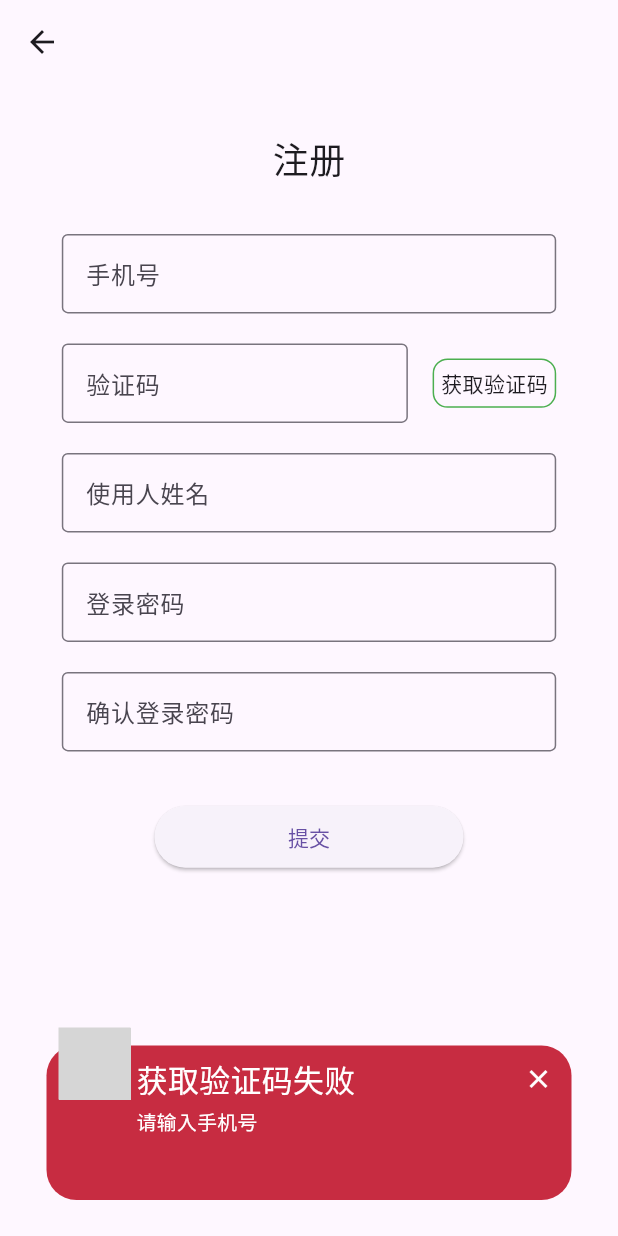
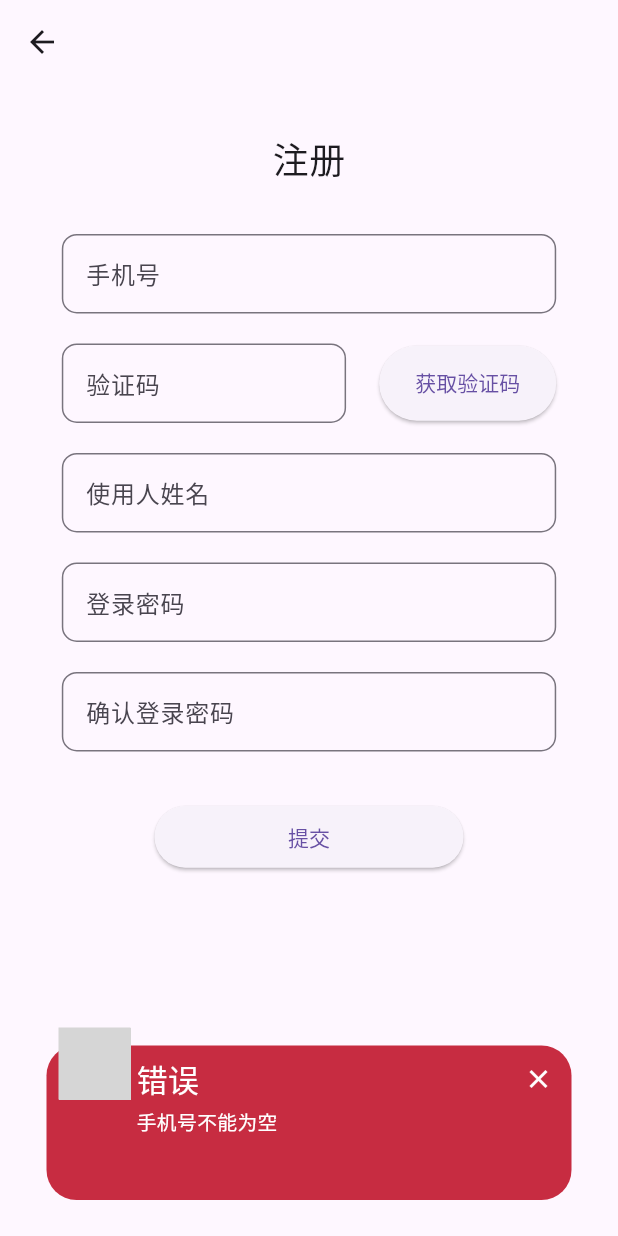
Before and after one commit to FutureYL3/takeout-app, a Flutter app: the SignUpPage screen opened directly, after a tap on "获取验证码", on a phone screen of 412 x 824 dp. Run offline on Flutter 3.47's test engine with Material 3 defaults, Android fonts, the phone set to English and light mode, and no system bars; drawn by our look-alikes of awesome_snackbar_content; our stand-ins replace dio, flutter_secure_storage, get, image_picker, permission_handler, shared_preferences; missing offline and left inert: flutter_phone_direct_caller; accounts and stored records are empty; grey boxes are pictures that could not be loaded.

Commit message:
完全完成第一阶段联调

```diff
--- a/lib/login/login_page.dart
+++ b/lib/login/login_page.dart
@@ -136,7 +136,7 @@ class _LoginPageState extends State<LoginPage> {
                       SizedBox(height: MediaQuery.sizeOf(context).height * 0.02),
                       GestureDetector(
                         onTap: () {
-                          Get.off(() => const PhoneLoginPage());
+                          Get.to(() => const PhoneLoginPage());
                         },
                         child: const Text(
                           '手机号一键登录',
--- a/lib/main.dart
+++ b/lib/main.dart
@@ -7,7 +7,7 @@ import 'welcome/welcome_page.dart';
 import 'home/home_page.dart';
 
 
-void main() async{
+void main() async {
   // 确保 Flutter 框架已初始化
   WidgetsFlutterBinding.ensureInitialized();
   // 初始化控制器
@@ -16,7 +16,7 @@ void main() async{
   runApp(MyApp(isLogin));
 }
 
-Future<bool> getLoginStatus() async{
+Future<bool> getLoginStatus() async {
   final SharedPreferences prefs = await SharedPreferences.getInstance();
   return prefs.getBool("Login_Status") ?? false;
   // return true;
--- a/lib/personal-info/area_management_page.dart
+++ b/lib/personal-info/area_management_page.dart
@@ -56,7 +56,7 @@ class _AreaManagementPageState extends State<AreaManagementPage> {
     }
     if (response['code'] == 1) {
       final String? tempDeliveryArea = response['data']['location'];
-      final String? tempSchoolName = response['data']['university'];
+      final String? tempSchoolName = response['data']['college'];
       setState(() {
         deliveryArea = tempDeliveryArea;
         schoolName = tempSchoolName;
--- a/lib/personal-info/personal_info_apis.dart
+++ b/lib/personal-info/personal_info_apis.dart
@@ -199,11 +199,11 @@ class PersonalInfoApiService {
     String endDate = DateFormat('yyyy-MM-dd').format(now);
     try {
       Response response = await dio.get('/courier/viewEarningsHistory', queryParameters: {
-        'phone': phone,
+        // 'phone': phone,
         'start': startDate,
         'end': endDate,
-        'like': like,
-        'type': type,
+        'number': like,
+        // 'type': null,
       });
 
       return response.data;
--- a/lib/signup/sign_up_page.dart
+++ b/lib/signup/sign_up_page.dart
@@ -1,3 +1,5 @@
+import 'dart:async';
+
 import 'package:flutter/material.dart';
 import 'package:get/get.dart';
 import 'package:awesome_snackbar_content/awesome_snackbar_content.dart';
@@ -23,28 +25,54 @@ class _SignUpPageState extends State<SignUpPage> {
 
   final CommonUtilsApiService utils = CommonUtilsApiService();
 
-  void getValidationCode() async {
-    String phoneNumber = _phoneController.text;
+  int _countdown = 60;
+  Timer? _timer;
+  bool _canResend = true;
+
+  // 开始倒计时
+  void _startCountdown() async {
     RegExp regTel = RegExp(r'^(13[0-9]|14[01456879]|15[0-35-9]|16[2567]|17[0-8]|18[0-9]|19[0-35-9])\d{8}$');
-    if (phoneNumber.isEmpty) {
-      showSnackBar('获取验证码失败', '请输入手机号', ContentType.failure, context);
+
+    if (_phoneController.text.isEmpty) {
+      showSnackBar('错误', '手机号不能为空', ContentType.failure, context);
       return;
     }
-    if (!regTel.hasMatch(phoneNumber)) {
-      showSnackBar('获取验证码失败', '请输入正确的手机号', ContentType.failure, context);
+
+    if (!regTel.hasMatch(_phoneController.text)) {
+      showSnackBar('错误', '请输入正确的手机号', ContentType.failure, context);
       return;
     }
-    // 发送请求
-    Map<String, dynamic> response = await utils.getValidationCode(phoneNumber);
-    if (response['code'] == 20000 || response['code'] == 20001) {
-      // 获取成功
-      showSnackBar('获取验证码成功', '已发送验证码', ContentType.success, context);
+
+    // 获取验证码
+    Map<String, dynamic> response = await utils.getValidationCode(_phoneController.text);
+
+    if (response['error'] == true) {
+      showSnackBar('错误', '网络错误，请检查网络连接', ContentType.failure, context);
       return;
     }
-    // 提交失败
-    showSnackBar('获取验证码失败', response['msg']?? '', ContentType.failure, context);
+    if (response['code'] == 20000 || response['code'] == 20001) {
+      showSnackBar('成功', "已发送验证码", ContentType.success, context);
+    } else {
+      showSnackBar('错误', response['msg'], ContentType.failure, context);
+      return;
+    }
+
+    setState(() {
+      _canResend = false;
+      _countdown = 60;
+    });
+
+    _timer = Timer.periodic(const Duration(seconds: 1), (timer) {
+      setState(() {
+        if (_countdown > 0) {
+          _countdown--;
+        } else {
+          _canResend = true;
+          _timer?.cancel();
+        }
+      });
+    });
   }
-
 
   @override
   Widget build(BuildContext context) {
@@ -68,10 +96,14 @@ class _SignUpPageState extends State<SignUpPage> {
                     children: [
                       TextFormField(
                         style: const TextStyle(fontSize: 14),
-                        decoration: const InputDecoration(
+                        decoration: InputDecoration(
                           labelText: '手机号',
                           hintText: "请输入手机号",
-                          border: OutlineInputBorder()
+                          border: OutlineInputBorder(
+                            borderRadius: BorderRadius.circular(10),
+                            borderSide: const BorderSide(color: Colors.grey),
+                          ),
+                          // filled: true,
                         ),
                         controller: _phoneController,
                         validator: (value) {
@@ -88,15 +120,19 @@ class _SignUpPageState extends State<SignUpPage> {
                       const SizedBox(height: 20,),
                       Row(
                         crossAxisAlignment: CrossAxisAlignment.center,
+                        mainAxisAlignment: MainAxisAlignment.spaceBetween,
                         children: [
                           SizedBox(
-                            width: MediaQuery.of(context).size.width * 0.56,
+                            width: MediaQuery.of(context).size.width * 0.46,
                             child: TextFormField(
                               style: const TextStyle(fontSize: 14),
-                              decoration: const InputDecoration(
+                              decoration: InputDecoration(
                                 labelText: '验证码',
                                 hintText: "请输入验证码",
-                                border: OutlineInputBorder()
+                                border: OutlineInputBorder(
+                                  borderRadius: BorderRadius.circular(10),
+                                  borderSide: const BorderSide(color: Colors.grey),
+                                ),
                               ),
                               controller: _codeController,
                               validator: (value) {
@@ -108,31 +144,27 @@ class _SignUpPageState extends State<SignUpPage> {
                             ),
                           ),
                           SizedBox(width: MediaQuery.of(context).size.width * 0.04),
-                          GestureDetector(
-                            onTap: getValidationCode,
-                            child: Container(
-                              // margin: EdgeInsets.only(top: MediaQuery.of(context).size.height * 0.02),1
-                              alignment: Alignment.center,
-                              height: MediaQuery.of(context).size.height * 0.04,
-                              width: MediaQuery.of(context).size.width * 0.2,
-                              decoration: BoxDecoration(
-                                borderRadius: BorderRadius.circular(10),
-                                border: Border.all(color: Colors.green),
-                              ),
-                              child: const Text(
-                                "获取验证码",
-                              ),
+                          ElevatedButton(
+                            onPressed: _canResend ? _startCountdown : null,
+                            style: ElevatedButton.styleFrom(
+                              minimumSize: Size(MediaQuery.of(context).size.width * 0.2, 50),
+                              // maximumSize: const Size(120, 50),
+                              textStyle: const TextStyle(fontSize: 14),
                             ),
-                          )
+                            child: Text(_canResend ? '获取验证码' : '(${_countdown}s)'),
+                          ),
                         ],
                       ),
                       const SizedBox(height: 20,),
                       TextFormField(
                         style: const TextStyle(fontSize: 14),
-                        decoration: const InputDecoration(
+                        decoration: InputDecoration(
                           labelText: '使用人姓名',
                           hintText: "请输入外卖员姓名",
-                          border: OutlineInputBorder()
+                          border: OutlineInputBorder(
+                            borderRadius: BorderRadius.circular(10),
+                            borderSide: const BorderSide(color: Colors.grey),
+                          ),
                         ),
                         controller: _nameController,
                         validator: (value) {
@@ -145,10 +177,13 @@ class _SignUpPageState extends State<SignUpPage> {
                       const SizedBox(height: 20,),
                       TextFormField(
                         style: const TextStyle(fontSize: 14),
-                        decoration: const InputDecoration(
+                        decoration: InputDecoration(
                           labelText: '登录密码',
                           hintText: "请输入登录密码",
-                          border: OutlineInputBorder()
+                          border: OutlineInputBorder(
+                            borderRadius: BorderRadius.circular(10),
+                            borderSide: const BorderSide(color: Colors.grey),
+                          ),
                         ),
                         keyboardType: TextInputType.visiblePassword,
                         obscureText: true,
@@ -163,10 +198,13 @@ class _SignUpPageState extends State<SignUpPage> {
                       const SizedBox(height: 20,),
                       TextFormField(
                         style: const TextStyle(fontSize: 14),
-                        decoration: const InputDecoration(
+                        decoration: InputDecoration(
                           labelText: '确认登录密码',
                           hintText: "请再次输入登录密码",
-                          border: OutlineInputBorder()
+                          border: OutlineInputBorder(
+                            borderRadius: BorderRadius.circular(10),
+                            borderSide: const BorderSide(color: Colors.grey),
+                          ),
                         ),
                         keyboardType: TextInputType.visiblePassword,
                         obscureText: true,
@@ -219,4 +257,15 @@ class _SignUpPageState extends State<SignUpPage> {
       )
     );
   }
+
+  @override
+  void dispose() {
+    _timer?.cancel();
+    _phoneController.dispose();
+    _codeController.dispose();
+    _nameController.dispose();
+    _passwordController.dispose();
+    _confirmPasswordController.dispose();
+    super.dispose();
+  }
 }
```
Also changed, not shown: lib/login/phone_login_page.dart (+61 -30 lines).
